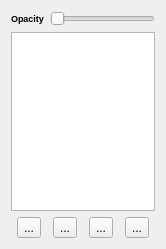
Qt form oat/views/ui/ui_scene_tab.ui (Oli4/oat) before a commit.
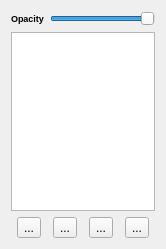
The same form after that commit. Icons and pictures are not drawn.

```diff
--- a/oat/views/ui/ui_scene_tab.ui
+++ b/oat/views/ui/ui_scene_tab.ui
@@ -32,9 +32,27 @@
      </item>
      <item>
       <widget class="QSlider" name="opacitySlider">
+       <property name="maximum">
+        <number>100</number>
+       </property>
+       <property name="pageStep">
+        <number>10</number>
+       </property>
+       <property name="value">
+        <number>100</number>
+       </property>
+       <property name="sliderPosition">
+        <number>100</number>
+       </property>
        <property name="orientation">
         <enum>Qt::Horizontal</enum>
        </property>
+       <property name="invertedAppearance">
+        <bool>false</bool>
+       </property>
+       <property name="invertedControls">
+        <bool>false</bool>
+       </property>
       </widget>
      </item>
     </layout>
```
Lines whose indentation alone changed are shown as unchanged.
